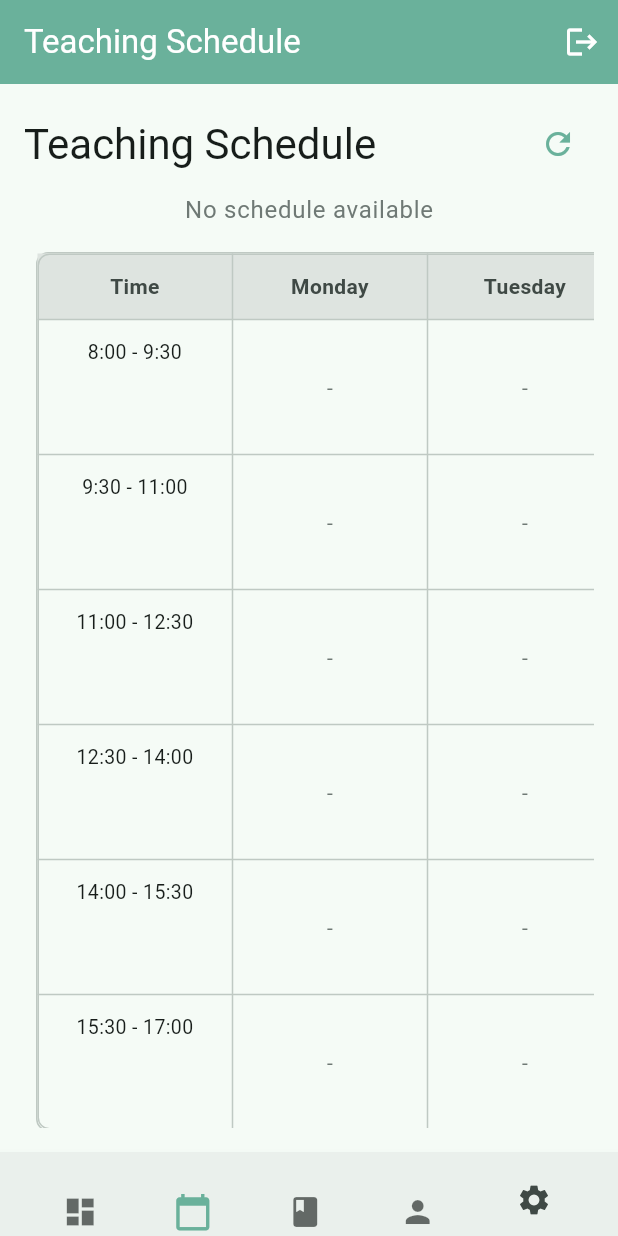
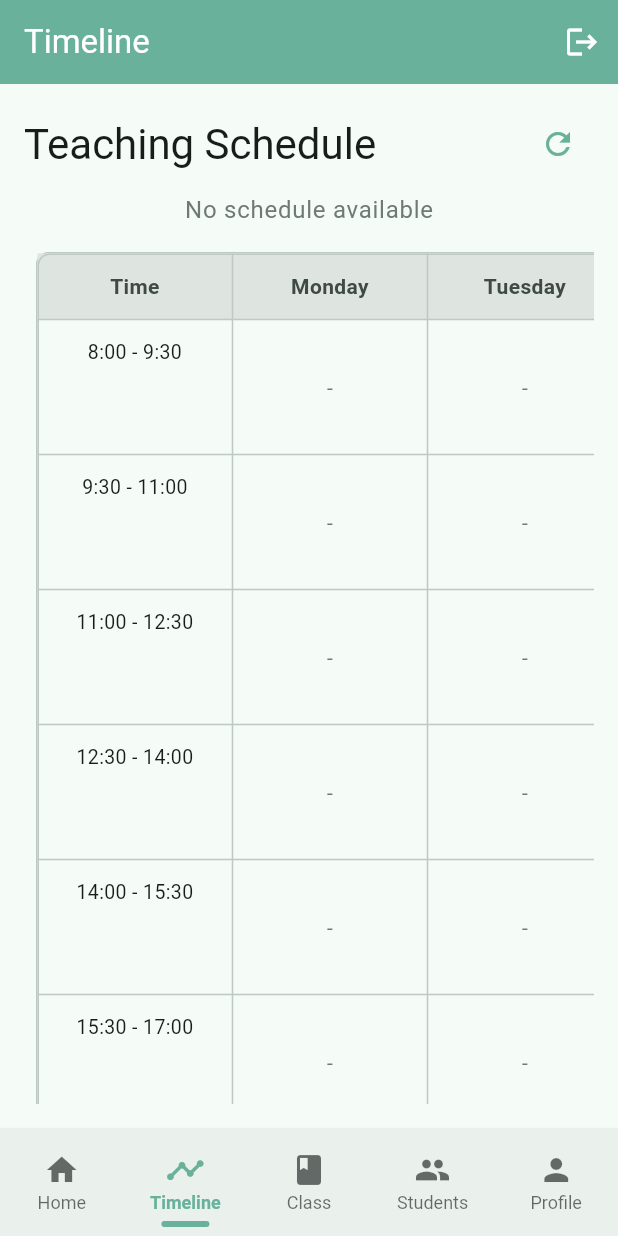
Before and after one commit to ZAAFHachemrachid/qr_code_attendnce_teacher_side-main, a Flutter app: the TeacherFeature screen opened directly, item 2 of the bottom bar chosen, on a phone screen of 412 x 824 dp. Run offline on Flutter 3.47's test engine with Material 3 defaults, Android fonts, the phone set to English and light mode, and no system bars; our stand-ins replace fl_chart, flex_color_scheme, flutter_dotenv, flutter_riverpod, qr_flutter, shared_preferences and 1 more; missing offline and left inert: qr_code_scanner_plus; accounts and stored records are empty.

Commit message:
feat: Update UI components for improved layout and functionality across teacher features

```diff
--- a/lib/features/teacher/teacher_feature.dart
+++ b/lib/features/teacher/teacher_feature.dart
@@ -22,7 +22,6 @@ class TeacherFeature extends ConsumerStatefulWidget {
 
 class _TeacherFeatureState extends ConsumerState<TeacherFeature> {
   int _selectedIndex = 0;
-  bool _showSettings = false;
   late final List<Widget> _screens;
 
   @override
@@ -30,8 +29,9 @@ class _TeacherFeatureState extends ConsumerState<TeacherFeature> {
     super.initState();
     _screens = [
       const TeacherDashboard(),
-      const TeachingScheduleScreen(),
+      const TeachingScheduleScreen(), // Timeline
       const ClassesScreen(),
+      const StudentsScreen(),
       const ProfileScreen(),
     ];
   }
@@ -47,28 +47,21 @@ class _TeacherFeatureState extends ConsumerState<TeacherFeature> {
       case 0:
         return 'Teacher Dashboard';
       case 1:
-        return 'Teaching Schedule';
+        return 'Timeline';
       case 2:
         return 'My Classes';
       case 3:
+        return 'Students';
+      case 4:
         return 'Profile';
       default:
         return 'Teacher Dashboard';
     }
   }
 
-  void _toggleSettings() {
-    setState(() {
-      _showSettings = false;
-      if (_selectedIndex == -1) {
-        _selectedIndex = 0;
-      }
-    });
-  }
-
   @override
   Widget build(BuildContext context) {
-    final screenTitle = _showSettings ? 'Settings' : _screenTitle;
+    final screenTitle = _screenTitle;
 
     return Scaffold(
       appBar: AppBar(
@@ -89,23 +82,8 @@ class _TeacherFeatureState extends ConsumerState<TeacherFeature> {
       ),
       body: TeacherResponsiveLayout(
         currentIndex: _selectedIndex,
-        onNavigationTap: (index) {
-          _showSettings = false;
-          _handleNavigationTap(index);
-        },
-        onSettingsTap: () {
-          setState(() {
-            _showSettings = !_showSettings;
-            if (_showSettings) {
-              _selectedIndex = -1;
-            } else {
-              _selectedIndex = 0;
-            }
-          });
-        },
-        child: _showSettings
-            ? const TeacherSettingsScreen()
-            : _screens[_selectedIndex],
+        onNavigationTap: _handleNavigationTap,
+        child: _screens[_selectedIndex],
       ),
     );
   }
@@ -250,8 +228,8 @@ class TeacherDashboard extends ConsumerWidget {
                       );
                       Navigator.of(context).push(
                         MaterialPageRoute(
-                            builder: (_) =>
-                                const QRCodeGeneratorScreen(teacherClass: demoClass)),
+                            builder: (_) => const QRCodeGeneratorScreen(
+                                teacherClass: demoClass)),
                       );
                     },
                   ),
--- a/lib/features/teacher/widgets/teacher_bottom_nav.dart
+++ b/lib/features/teacher/widgets/teacher_bottom_nav.dart
@@ -3,28 +3,24 @@ import 'package:flutter/material.dart';
 class TeacherBottomNav extends StatelessWidget {
   final int currentIndex;
   final ValueChanged<int> onTap;
-  final VoidCallback onSettingsTap;
 
   const TeacherBottomNav({
     super.key,
     required this.currentIndex,
     required this.onTap,
-    required this.onSettingsTap,
   });
 
   @override
   Widget build(BuildContext context) {
     final theme = Theme.of(context);
+    final bottomPadding = MediaQuery.of(context).padding.bottom;
 
     return BottomAppBar(
-      height: kBottomNavigationBarHeight,
+      height: kBottomNavigationBarHeight + bottomPadding + 16.0,
+      padding: EdgeInsets.only(bottom: bottomPadding + 16.0),
       elevation: 8.0,
       shadowColor: theme.colorScheme.primary.withOpacity(0.2),
       surfaceTintColor: theme.colorScheme.surface,
-      child: Row(
-        mainAxisAlignment: MainAxisAlignment.spaceBetween,
-        children: [
-          Expanded(
       child: BottomNavigationBar(
         currentIndex: currentIndex,
         onTap: onTap,
@@ -34,30 +30,13 @@ class TeacherBottomNav extends StatelessWidget {
         selectedFontSize: 12,
         unselectedFontSize: 12,
         items: [
+          _buildNavigationBarItem(Icons.home, 'Home', 'Navigate to Home'),
           _buildNavigationBarItem(
-                    Icons.dashboard, 'Dashboard', 'Navigate to Dashboard'),
-                _buildNavigationBarItem(
-                    Icons.calendar_today, 'Schedule', 'Navigate to Schedule'),
-                _buildNavigationBarItem(
-                    Icons.class_, 'Classes', 'Navigate to Classes'),
+              Icons.timeline, 'Timeline', 'Navigate to Timeline'),
+          _buildNavigationBarItem(Icons.class_, 'Class', 'Navigate to Class'),
+          _buildNavigationBarItem(Icons.people, 'Students', 'View Students'),
           _buildNavigationBarItem(
               Icons.person, 'Profile', 'Navigate to Profile'),
-              ],
-            ),
-          ),
-          Padding(
-            padding: const EdgeInsets.symmetric(horizontal: 16.0),
-            child: Semantics(
-              button: true,
-              label: 'Open Settings',
-              child: IconButton(
-                icon: const Icon(Icons.settings),
-                onPressed: onSettingsTap,
-                constraints: const BoxConstraints(minWidth: 48, minHeight: 48),
-                tooltip: 'Settings',
-              ),
-            ),
-          ),
         ],
       ),
     );
@@ -146,9 +125,10 @@ class _TileState extends State<_Tile> with SingleTickerProviderStateMixin {
     return Semantics(
       selected: widget.isSelected,
       label: widget.semanticLabel,
-      child: SizedBox(
-        width: 90.0,
+      child: LayoutBuilder(
+        builder: (context, constraints) => SizedBox(
           height: 60.0,
+          width: constraints.maxWidth,
           child: Stack(
             alignment: Alignment.center,
             children: [
@@ -198,6 +178,7 @@ class _TileState extends State<_Tile> with SingleTickerProviderStateMixin {
             ],
           ),
         ),
+      ),
     );
   }
 }
--- a/lib/features/teacher/widgets/teacher_responsive_layout.dart
+++ b/lib/features/teacher/widgets/teacher_responsive_layout.dart
@@ -6,14 +6,12 @@ class TeacherResponsiveLayout extends StatefulWidget {
   final Widget child;
   final int currentIndex;
   final Function(int) onNavigationTap;
-  final VoidCallback onSettingsTap;
 
   const TeacherResponsiveLayout({
     super.key,
     required this.child,
     required this.currentIndex,
     required this.onNavigationTap,
-    required this.onSettingsTap,
   });
 
   @override
@@ -49,7 +47,6 @@ class _TeacherResponsiveLayoutState extends State<TeacherResponsiveLayout> {
                   onTap: widget.onNavigationTap,
                   isExpanded: _isSidebarExpanded,
                   onExpandToggle: _toggleSidebar,
-                  onSettingsTap: widget.onSettingsTap,
                 ),
               ),
               Expanded(
@@ -71,7 +68,6 @@ class _TeacherResponsiveLayoutState extends State<TeacherResponsiveLayout> {
           bottomNavigationBar: TeacherBottomNav(
             currentIndex: widget.currentIndex,
             onTap: widget.onNavigationTap,
-            onSettingsTap: widget.onSettingsTap,
           ),
         );
       },
--- a/lib/features/teacher/widgets/teacher_sidebar_nav.dart
+++ b/lib/features/teacher/widgets/teacher_sidebar_nav.dart
@@ -5,7 +5,6 @@ class TeacherSidebarNav extends StatelessWidget {
   final ValueChanged<int> onTap;
   final bool isExpanded;
   final VoidCallback onExpandToggle;
-  final VoidCallback onSettingsTap;
 
   const TeacherSidebarNav({
     super.key,
@@ -13,7 +12,6 @@ class TeacherSidebarNav extends StatelessWidget {
     required this.onTap,
     required this.isExpanded,
     required this.onExpandToggle,
-    required this.onSettingsTap,
   });
 
   @override
@@ -36,19 +34,23 @@ class TeacherSidebarNav extends StatelessWidget {
       ),
       destinations: const [
         NavigationRailDestination(
-          icon: Icon(Icons.dashboard),
-          label: Text('Dashboard'),
+          icon: Icon(Icons.home, size: 24),
+          label: Text('Home'),
         ),
         NavigationRailDestination(
-          icon: Icon(Icons.calendar_today),
-          label: Text('Schedule'),
+          icon: Icon(Icons.timeline, size: 24),
+          label: Text('Timeline'),
         ),
         NavigationRailDestination(
-          icon: Icon(Icons.class_),
-          label: Text('Classes'),
+          icon: Icon(Icons.class_, size: 24),
+          label: Text('Class'),
         ),
         NavigationRailDestination(
-          icon: Icon(Icons.person),
+          icon: Icon(Icons.people, size: 24),
+          label: Text('Students'),
+        ),
+        NavigationRailDestination(
+          icon: Icon(Icons.person, size: 24),
           label: Text('Profile'),
         ),
       ],
@@ -57,18 +59,14 @@ class TeacherSidebarNav extends StatelessWidget {
         child: Column(
           mainAxisSize: MainAxisSize.min,
           children: [
-            const Spacer(), // Push settings to bottom
+            const Spacer(),
             IconButton(
-              icon: const Icon(Icons.settings),
-              onPressed: onSettingsTap,
-            ),
-            const SizedBox(height: 8),
-            IconButton(
-              icon: const Icon(Icons.help),
+              icon: const Icon(Icons.help, size: 24),
               onPressed: () {
                 // TODO: Implement help
                 debugPrint('Help pressed');
               },
+              tooltip: 'Help',
             ),
             const SizedBox(height: 16),
           ],
```
Also changed, not shown: lib/features/shared/widgets/attendance_history_view.dart (+5 -9 lines), lib/features/shared/widgets/date_range_filter.dart (+9 -3 lines), lib/features/student/widgets/attendance_section.dart (+10 -6 lines), 2 other files. Lines whose indentation alone changed are shown as unchanged.
